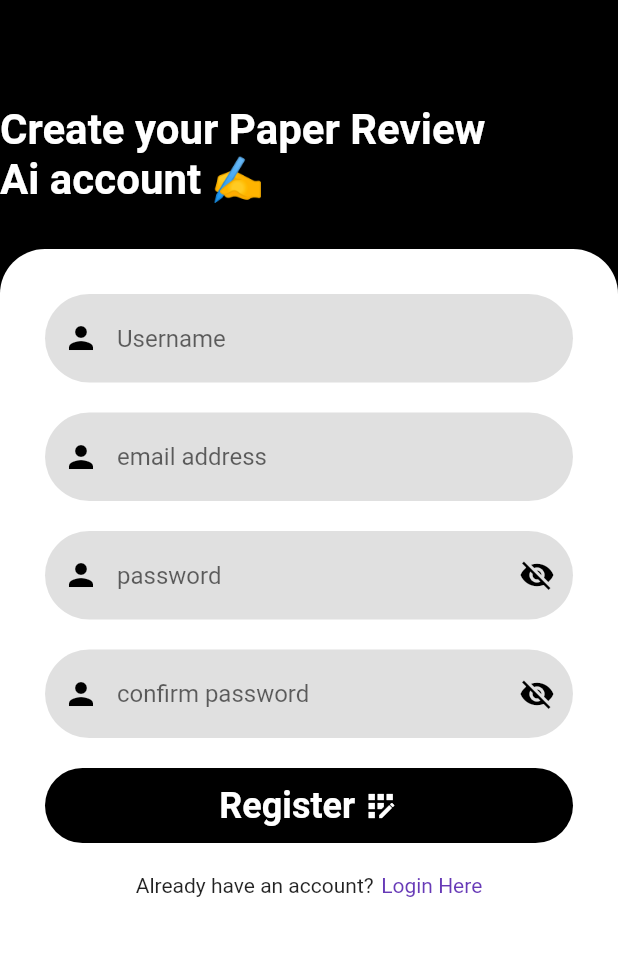
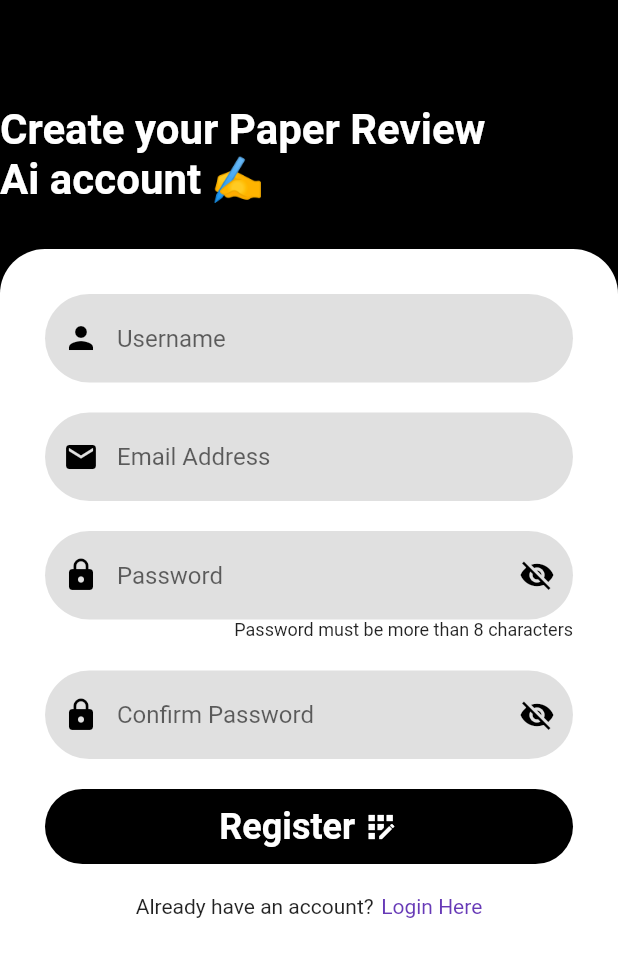
Before and after one commit to hngx-org/paper-reviewer-app, a Flutter app: the RegistrationForm screen opened directly with empty values, on a phone screen of 412 x 824 dp. Shown: the top 957 px of the screen. Run offline on Flutter 3.47's test engine with Material 2 defaults, Android fonts, the phone set to English and light mode, and no system bars; our stand-ins replace animated_text_kit, flutter_chat_types, flutter_chat_ui, font_awesome_flutter, shared_preferences; missing offline and left inert: hng_authentication; accounts and stored records are empty.

Commit message:
authentication modified; form validation working; logout and remeber user working

```diff
--- a/lib/screens/authentication_screen/signup_screen.dart
+++ b/lib/screens/authentication_screen/signup_screen.dart
@@ -4,11 +4,12 @@
 import 'package:pepples_paper_review_ai/screens/authentication_screen/login_screen.dart';
 
 class RegistrationForm extends StatefulWidget {
-  final TextEditingController nameController;
-  final TextEditingController emailController;
-  final TextEditingController passwordController;
+  late final TextEditingController nameController;
+  late final TextEditingController emailController;
+  late final TextEditingController passwordController;
+  final GlobalKey<FormState> formKey = GlobalKey<FormState>(); // Add a form key
 
-  const RegistrationForm({
+  RegistrationForm({
     super.key,
     required this.nameController,
     required this.emailController,
@@ -16,15 +17,15 @@
   });
 
   @override
-  State<RegistrationForm> createState() => _RegistrationFormState();
+  _RegistrationFormState createState() => _RegistrationFormState();
 }
 
 class _RegistrationFormState extends State<RegistrationForm> {
-  final bool _obscurePassword = true;
+  bool _obscurePassword = true;
 
   @override
   Widget build(BuildContext context) {
-    // final screenWidth = MediaQuery.of(context).size.width;
+    final screenWidth = MediaQuery.of(context).size.width;
 
     return Scaffold(
       body: Container(
@@ -33,11 +34,10 @@
         child: Column(
           crossAxisAlignment: CrossAxisAlignment.start,
           children: [
-            const SizedBox(
+            SizedBox(
               height: 20,
             ),
-
-            const Text(
+            Text(
               "Create your Paper Review \nAi account ✍",
               style: TextStyle(
                 fontSize: 28,
@@ -45,14 +45,12 @@
                 fontWeight: FontWeight.w600,
               ),
             ),
-
             const SizedBox(
               height: 10,
             ),
             const SizedBox(
               height: 20,
             ),
-
             Expanded(
               child: Container(
                 padding:
@@ -63,9 +61,13 @@
                   borderRadius: BorderRadius.only(
                     topLeft: Radius.circular(30),
                     topRight: Radius.circular(30),
-                    )),
+                  ),
+                ),
                 child: SingleChildScrollView(
+                  child: Form(
+                    key: widget.formKey, // Associate the form key
                     child: Column(
+                      crossAxisAlignment: CrossAxisAlignment.end,
                       children: [
                         // START: username TextFormField
                         TextFormField(
@@ -103,6 +105,12 @@
                                   color: Theme.of(context).colorScheme.error),
                             ),
                           ),
+                          validator: (value) {
+                            if (value!.isEmpty) {
+                              return 'Username is required';
+                            }
+                            return null;
+                          },
                         ),
                         // END: username TextFormField
                         const SizedBox(
@@ -111,14 +119,14 @@
                         // START: email address TextFormField
                         TextFormField(
                           controller: widget.emailController,
-                        keyboardType: TextInputType.name,
+                          keyboardType: TextInputType.emailAddress,
                           onChanged: (_) {
                             setState(() {});
                           },
                           decoration: InputDecoration(
-                          hintText: 'email address',
+                            hintText: 'Email Address',
                             prefixIcon: const Icon(
-                            Icons.person,
+                              Icons.email,
                               size: 24,
                             ),
                             prefixIconColor: Colors.black,
@@ -144,6 +152,12 @@
                                   color: Theme.of(context).colorScheme.error),
                             ),
                           ),
+                          validator: (value) {
+                            if (value!.isEmpty) {
+                              return 'Email address is required';
+                            }
+                            return null;
+                          },
                         ),
                         // END: email address TextFormField
                         const SizedBox(
@@ -151,24 +165,31 @@
                         ),
                         // START: password TextFormField
                         TextFormField(
-                        obscureText: true,
+                          obscureText: _obscurePassword,
                           controller: widget.passwordController,
-                        keyboardType: TextInputType.name,
+                          keyboardType: TextInputType.text,
                           onChanged: (_) {
                             setState(() {});
                           },
                           decoration: InputDecoration(
-                          hintText: 'password',
+                            hintText: 'Password',
                             prefixIcon: const Icon(
-                            Icons.person,
+                              Icons.lock,
                               size: 24,
                             ),
                             prefixIconColor: Colors.black,
-                          suffixIcon: Icon(
+                            suffixIcon: IconButton(
+                              icon: Icon(
                                 _obscurePassword
                                     ? Icons.visibility_off
                                     : Icons.visibility,
                                 color: Colors.black,
+                              ),
+                              onPressed: () {
+                                setState(() {
+                                  _obscurePassword = !_obscurePassword;
+                                });
+                              },
                             ),
                             border: InputBorder.none,
                             filled: true,
@@ -192,42 +213,57 @@
                                   color: Theme.of(context).colorScheme.error),
                             ),
                           ),
+                          validator: (value) {
+                            if (value!.isEmpty) {
+                              return 'Password is required';
+                            }
+                            return null;
+                          },
                         ),
                         // END: password TextFormField
+                        const Text(
+                          'Password must be more than 8 characters',
+                          textAlign: TextAlign.end,
+                          style: TextStyle(fontSize: 12),
+                        ),
                         const SizedBox(
                           height: 20,
                         ),
                         // START: confirm password TextFormField
                         TextFormField(
-                        validator: (val) {
-                          if (val?.isEmpty ?? true) {
-                            return 'Please enter your password';
-                          } else if ((val?.length ?? 0) < 6) {
-                            return 'Password is not up to 6 characters';
-                          } else if (((val?.length ?? 0) >= 6) &&
-                              ((val ?? "") != widget.passwordController.text)) {
-                            return "Password texts don't match";
-                          } else {
+                          validator: (value) {
+                            if (value!.isEmpty) {
+                              return 'Confirm password is required';
+                            } else if (value !=
+                                widget.passwordController.text) {
+                              return 'Passwords do not match';
+                            }
                             return null;
-                          }
                           },
-                        obscureText: true,
-                        keyboardType: TextInputType.name,
+                          obscureText: _obscurePassword,
+                          keyboardType: TextInputType.text,
                           onChanged: (_) {
                             setState(() {});
                           },
                           decoration: InputDecoration(
-                          hintText: 'confirm password',
+                            hintText: 'Confirm Password',
                             prefixIcon: const Icon(
-                            Icons.person,
+                              Icons.lock,
                               size: 24,
                             ),
                             prefixIconColor: Colors.black,
-                          suffixIcon: Icon(
+                            suffixIcon: IconButton(
+                              icon: Icon(
                                 _obscurePassword
                                     ? Icons.visibility_off
                                     : Icons.visibility,
                                 color: Colors.black,
+                              ),
+                              onPressed: () {
+                                setState(() {
+                                  _obscurePassword = !_obscurePassword;
+                                });
+                              },
                             ),
                             border: InputBorder.none,
                             filled: true,
@@ -261,8 +297,10 @@
                         // START: Register button
                         MaterialButton(
                           onPressed: () async {
-                          final email = (widget.emailController).text;
-                          final password = (widget.passwordController).text;
+                            // Trigger form validation
+                            if (widget.formKey.currentState!.validate()) {
+                              final email = widget.emailController.text;
+                              final password = widget.passwordController.text;
                               final name = widget.nameController.text;
                               final authRepository = Authentication();
                               final data = await authRepository.signUp(
@@ -275,14 +313,17 @@
                                     context, Colors.black, 'SignUp successful');
                                 print('sign up Email >>> ${data.email}');
                                 print('sign up id >>> ${data.id}');
-                            print('sign up created at >>> ${data.createdAt}');
+                                print(
+                                    'sign up created at >>> ${data.createdAt}');
                                 Navigator.push(
                                     context,
                                     MaterialPageRoute(
-                                    builder: (context) => const LoginScreen()));
+                                        builder: (context) => LoginScreen()));
                               } else {
                                 print('errror:   eeeeeee');
-                            showSnackbar(context, Colors.red, 'SignUp ERROR');
+                                showSnackbar(
+                                    context, Colors.red, 'SignUp ERROR');
+                              }
                             }
                           },
                           color: Colors.black,
@@ -327,16 +368,17 @@
                                 Navigator.push(
                                     context,
                                     MaterialPageRoute(
-                                        builder: (context) =>
-                                            const LoginScreen()));
+                                        builder: (context) => LoginScreen()));
                               },
                               child: const Text(
                                 "Login Here",
                                 style: TextStyle(color: Colors.deepPurple),
                               ),
                             ),
-                          ]),
                           ],
+                        ),
+                      ],
+                    ),
                   ),
                 ),
               ),
--- a/pubspec.yaml
+++ b/pubspec.yaml
@@ -19,7 +19,8 @@
   http: ^1.1.0
   shared_preferences: ^2.2.1
   animated_text_kit: ^4.2.2
-  hng_authentication: ^0.1.0
+#  hng_authentication: ^0.1.0
+  hng_authentication: ^0.1.4
   provider: ^6.0.5
 
 dev_dependencies:
```
Also changed, not shown: lib/screens/authentication_screen/login_screen.dart (+12 -6 lines). Lines whose indentation alone changed are shown as unchanged.
